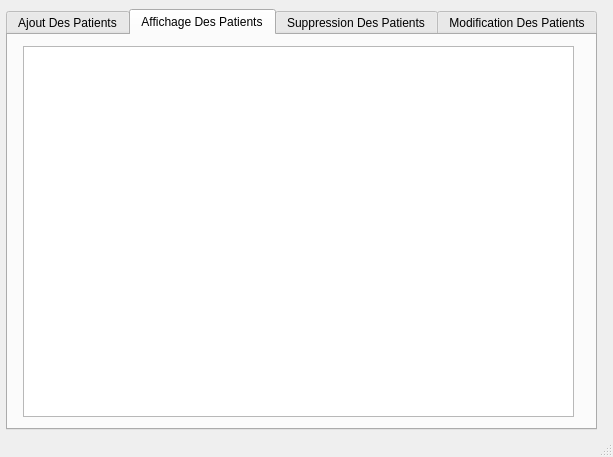
The window that mainwindow.ui (HmiziTamim/SMART_AID_ASSOCIATION_2A10) describes before a commit, drawn with Qt 5.
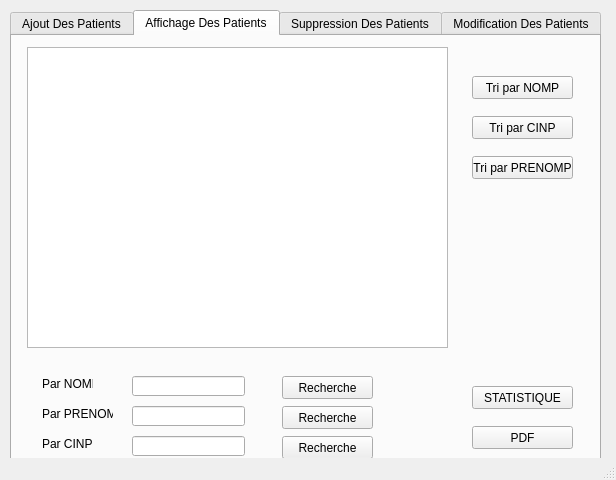
The same window after the commit. The open tabs and pages were chosen to show the change.

```diff
--- a/mainwindow.ui
+++ b/mainwindow.ui
@@ -6,8 +6,8 @@
    <rect>
     <x>0</x>
     <y>0</y>
-    <width>613</width>
-    <height>457</height>
+    <width>616</width>
+    <height>480</height>
    </rect>
   </property>
   <property name="windowTitle">
@@ -20,10 +20,10 @@
    <widget class="QTabWidget" name="tabWidget">
     <property name="geometry">
      <rect>
-      <x>6</x>
-      <y>9</y>
+      <x>10</x>
+      <y>10</y>
       <width>591</width>
-      <height>421</height>
+      <height>481</height>
      </rect>
     </property>
     <property name="currentIndex">
@@ -246,11 +246,184 @@
        <rect>
         <x>15</x>
         <y>11</y>
-        <width>551</width>
-        <height>371</height>
+        <width>421</width>
+        <height>301</height>
        </rect>
       </property>
      </widget>
+     <widget class="QPushButton" name="pb_triparid">
+      <property name="geometry">
+       <rect>
+        <x>460</x>
+        <y>40</y>
+        <width>101</width>
+        <height>23</height>
+       </rect>
+      </property>
+      <property name="text">
+       <string>Tri par NOMP</string>
+      </property>
+     </widget>
+     <widget class="QPushButton" name="pb_triparnom">
+      <property name="geometry">
+       <rect>
+        <x>460</x>
+        <y>80</y>
+        <width>101</width>
+        <height>23</height>
+       </rect>
+      </property>
+      <property name="text">
+       <string>Tri par CINP</string>
+      </property>
+     </widget>
+     <widget class="QPushButton" name="pushButtonRECHERCHE">
+      <property name="geometry">
+       <rect>
+        <x>270</x>
+        <y>340</y>
+        <width>91</width>
+        <height>23</height>
+       </rect>
+      </property>
+      <property name="text">
+       <string>Recherche</string>
+      </property>
+     </widget>
+     <widget class="QLineEdit" name="lineEditRECHERCHE">
+      <property name="geometry">
+       <rect>
+        <x>120</x>
+        <y>340</y>
+        <width>113</width>
+        <height>20</height>
+       </rect>
+      </property>
+     </widget>
+     <widget class="QPushButton" name="pushButton">
+      <property name="geometry">
+       <rect>
+        <x>460</x>
+        <y>390</y>
+        <width>101</width>
+        <height>23</height>
+       </rect>
+      </property>
+      <property name="text">
+       <string>PDF</string>
+      </property>
+     </widget>
+     <widget class="QPushButton" name="pushButtonSTAT">
+      <property name="geometry">
+       <rect>
+        <x>460</x>
+        <y>350</y>
+        <width>101</width>
+        <height>23</height>
+       </rect>
+      </property>
+      <property name="text">
+       <string>STATISTIQUE</string>
+      </property>
+     </widget>
+     <widget class="QPushButton" name="pb_triparprenom">
+      <property name="geometry">
+       <rect>
+        <x>460</x>
+        <y>120</y>
+        <width>101</width>
+        <height>23</height>
+       </rect>
+      </property>
+      <property name="text">
+       <string>Tri par PRENOMP</string>
+      </property>
+     </widget>
+     <widget class="QLabel" name="label_16">
+      <property name="geometry">
+       <rect>
+        <x>30</x>
+        <y>340</y>
+        <width>51</width>
+        <height>16</height>
+       </rect>
+      </property>
+      <property name="text">
+       <string>Par NOMP</string>
+      </property>
+     </widget>
+     <widget class="QLabel" name="label_17">
+      <property name="geometry">
+       <rect>
+        <x>30</x>
+        <y>370</y>
+        <width>71</width>
+        <height>16</height>
+       </rect>
+      </property>
+      <property name="text">
+       <string>Par PRENOMP</string>
+      </property>
+     </widget>
+     <widget class="QLabel" name="label_18">
+      <property name="geometry">
+       <rect>
+        <x>30</x>
+        <y>400</y>
+        <width>51</width>
+        <height>16</height>
+       </rect>
+      </property>
+      <property name="text">
+       <string>Par CINP</string>
+      </property>
+     </widget>
+     <widget class="QLineEdit" name="lineEditRECHERCHE_2">
+      <property name="geometry">
+       <rect>
+        <x>120</x>
+        <y>370</y>
+        <width>113</width>
+        <height>20</height>
+       </rect>
+      </property>
+     </widget>
+     <widget class="QLineEdit" name="lineEditRECHERCHE_3">
+      <property name="geometry">
+       <rect>
+        <x>120</x>
+        <y>400</y>
+        <width>113</width>
+        <height>20</height>
+       </rect>
+      </property>
+     </widget>
+     <widget class="QPushButton" name="pushButtonRECHERCHE_2">
+      <property name="geometry">
+       <rect>
+        <x>270</x>
+        <y>370</y>
+        <width>91</width>
+        <height>23</height>
+       </rect>
+      </property>
+      <property name="text">
+       <string>Recherche</string>
+      </property>
+     </widget>
+     <widget class="QPushButton" name="pushButtonRECHERCHE_3">
+      <property name="geometry">
+       <rect>
+        <x>270</x>
+        <y>400</y>
+        <width>91</width>
+        <height>23</height>
+       </rect>
+      </property>
+      <property name="text">
+       <string>Recherche</string>
+      </property>
+     </widget>
     </widget>
     <widget class="QWidget" name="tab_4">
      <attribute name="title">
```
Left out of the diff: 4 changed lines with no effect on the pictures.
